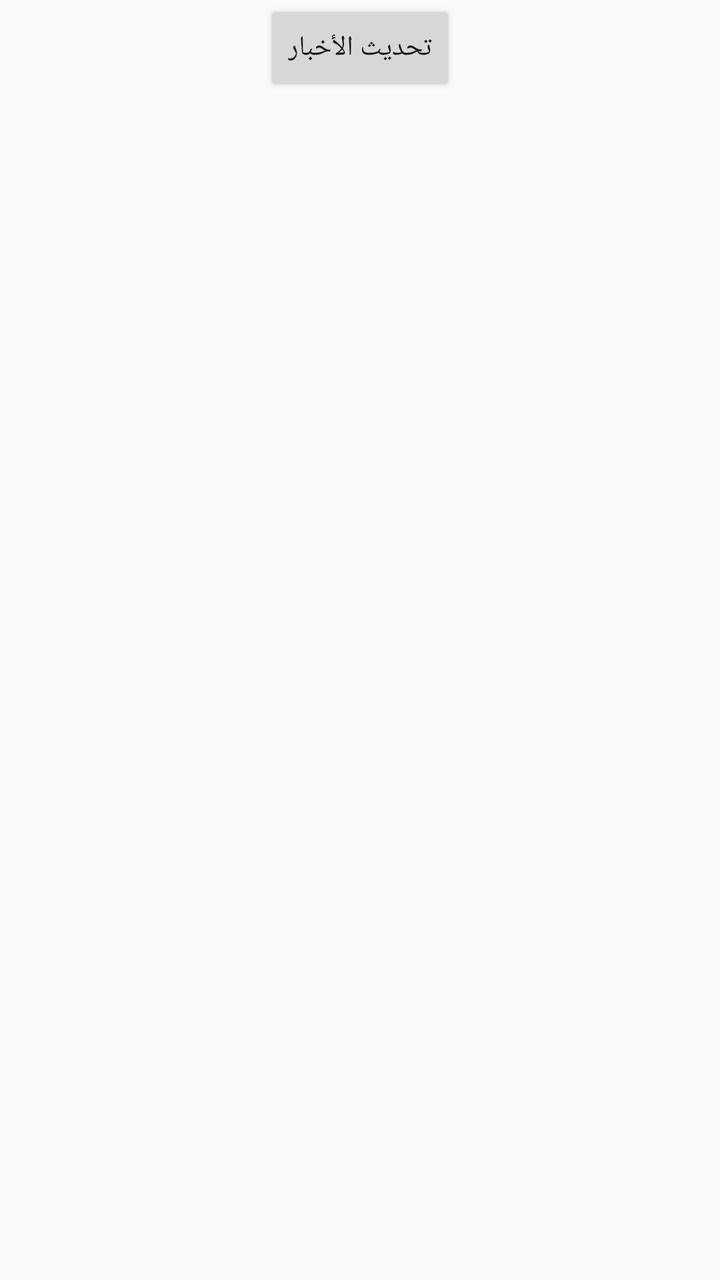
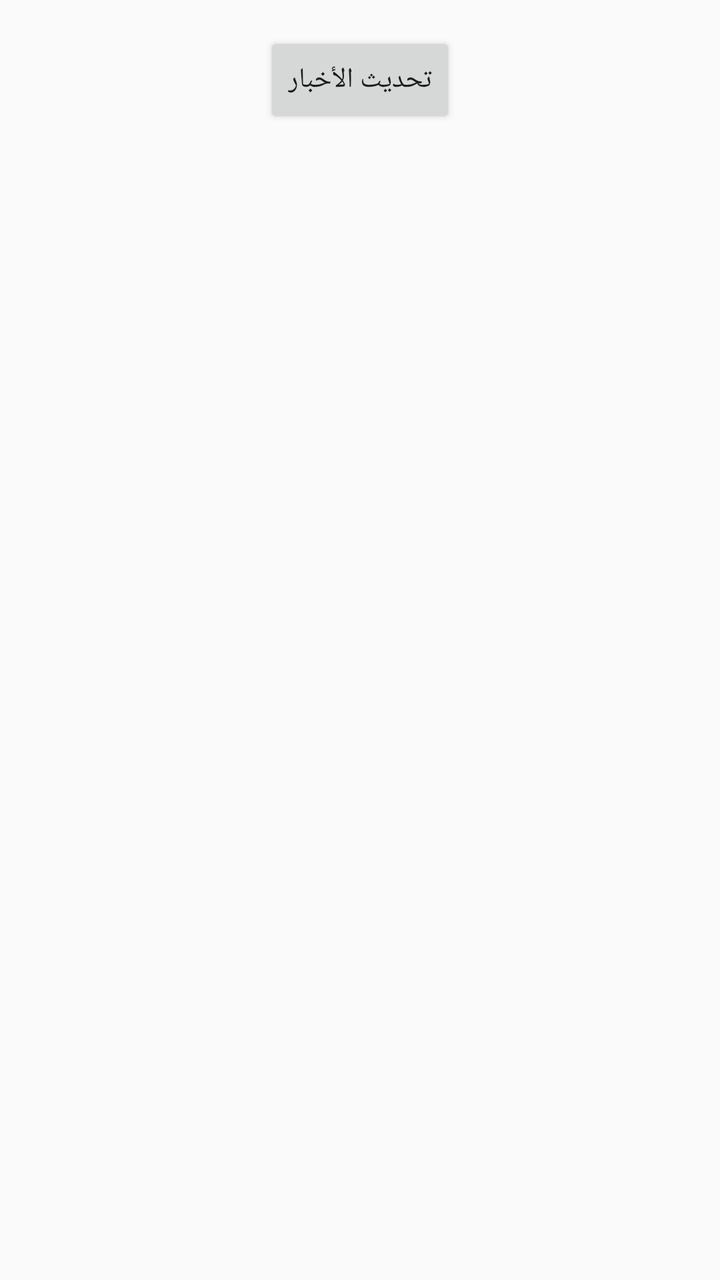

Compare the two renders of this Android layout. The source of the first and the diff that turns it into the second are given below.
<!-- AndroidManifest.xml: application theme Theme.RSSReader -->
<!-- res/layout/activity_main.xml -->
<?xml version="1.0" encoding="utf-8"?>
<LinearLayout xmlns:android="http://schemas.android.com/apk/res/android"
    android:layout_width="match_parent"
    android:layout_height="match_parent"
    android:orientation="vertical">

    <Button
        android:id="@+id/btnRefresh"
        android:layout_width="wrap_content"
        android:layout_height="wrap_content"
        android:layout_gravity="center"
        android:text="تحديث الأخبار" />

    <ProgressBar
        android:id="@+id/progressBar"
        android:layout_width="wrap_content"
        android:layout_height="wrap_content"
        android:layout_gravity="center"
        android:visibility="gone" />

    <androidx.recyclerview.widget.RecyclerView
        android:id="@+id/recyclerViewNews"
        android:layout_width="match_parent"
        android:layout_height="match_parent"
        android:padding="4dp" />

</LinearLayout>
<!-- resources referenced by this layout -->
<resources>
  <style name="Theme.RSSReader" parent="Theme.AppCompat.Light.DarkActionBar">
          <item name="colorPrimary">#2c3e50</item>
          <item name="colorPrimaryDark">#1a252f</item>
          <item name="colorAccent">#3498db</item>
      </style>
</resources>

<!-- the commit's change to res/layout/activity_main.xml (unified diff, before → after) -->
@@ -9,6 +9,7 @@
         android:layout_width="wrap_content"
         android:layout_height="wrap_content"
         android:layout_gravity="center"
+        android:layout_marginTop="16dp"
         android:text="تحديث الأخبار" />
 
     <ProgressBar
@@ -21,7 +22,8 @@
     <androidx.recyclerview.widget.RecyclerView
         android:id="@+id/recyclerViewNews"
         android:layout_width="match_parent"
-        android:layout_height="match_parent"
+        android:layout_height="0dp"
+        android:layout_weight="1"
         android:padding="4dp" />
 
 </LinearLayout>
